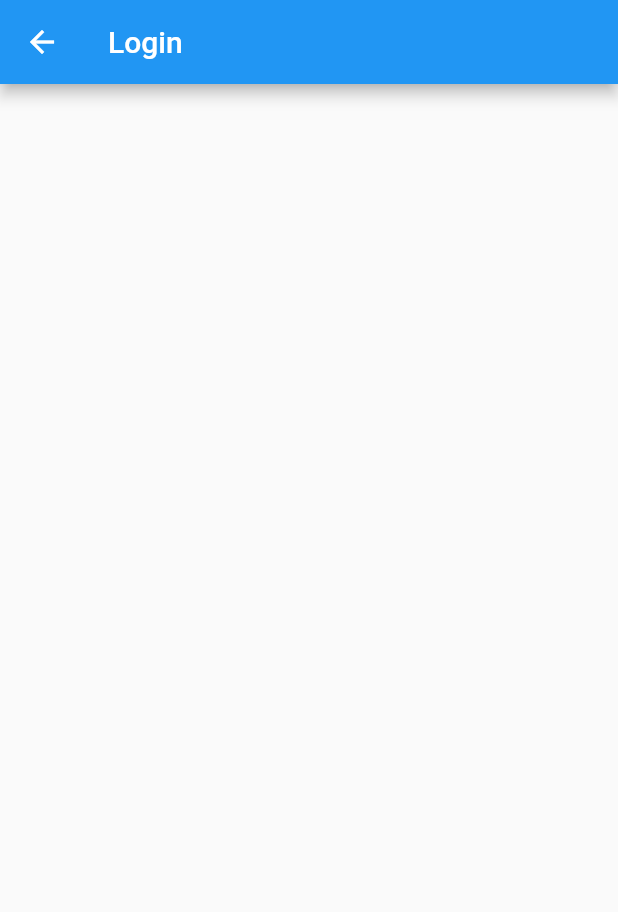
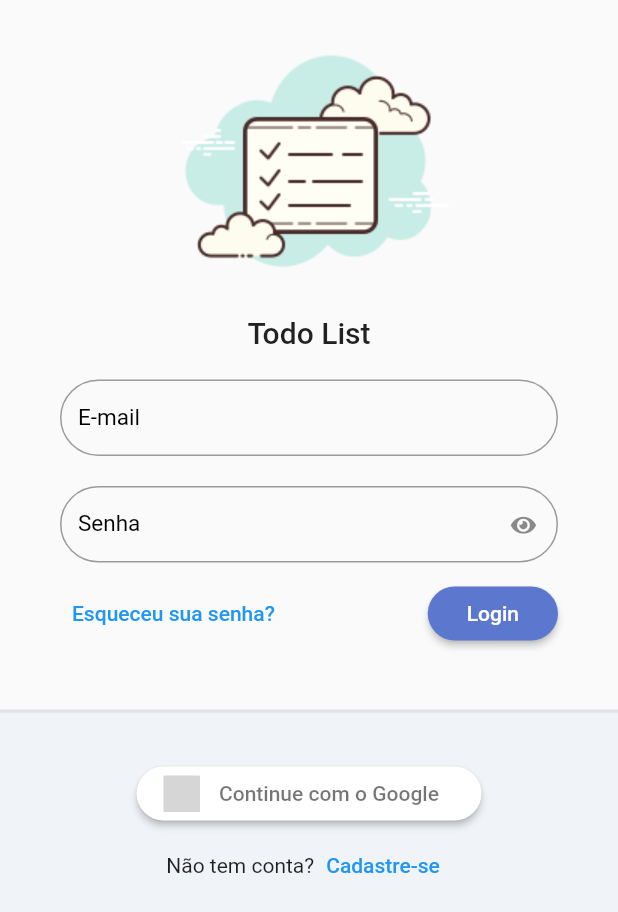
Before and after one commit to fabiotavares/todo_list_provider, a Flutter app: the screen it shows after launch, on a phone screen of 412 x 824 dp. Shown: the top 912 px of the screen. Run offline on Flutter 3.47's test engine with Material 2 defaults, Android fonts, the phone set to English and light mode, and no system bars; our stand-ins replace flutter_signin_button, google_fonts, sqflite, sqflite_common, synchronized; accounts and stored records are empty; Roboto replaces fonts that are missing (Mandali); grey boxes are pictures that could not be loaded.

Commit message:
layout de login

```diff
--- a/lib/app/app_widget.dart
+++ b/lib/app/app_widget.dart
@@ -1,4 +1,5 @@
 import 'package:flutter/material.dart';
+import 'package:todo_list_provider/app/core/ui/todo_list_ui_config.dart';
 import 'package:todo_list_provider/app/modules/auth/auth_module.dart';
 import 'package:todo_list_provider/app/modules/splash/splash_page.dart';
 
@@ -33,6 +34,7 @@ class _AppWidgetState extends State<AppWidget> {
     return MaterialApp(
       title: 'Todo List provider',
       initialRoute: '/login',
+      theme: TodoListUiConfig.theme,
       routes: {
         ...AuthModule().routers,
       },
--- /dev/null
+++ b/lib/app/core/ui/theme_extensions.dart
@@ -0,0 +1,16 @@
+import 'package:flutter/material.dart';
+
+// uma extensão para facilitar o acesso ao Theme.of(context)
+extension ThemeExtension on BuildContext {
+  Color get primaryColor => Theme.of(this).primaryColor;
+  Color get primaryColorLight => Theme.of(this).primaryColorLight;
+  Color get buttonColor => Theme.of(this).buttonColor;
+  TextTheme get textTheme => Theme.of(this).textTheme;
+
+  // criando um customizado
+  TextStyle get titleStyle => TextStyle(
+        fontSize: 12,
+        fontWeight: FontWeight.bold,
+        color: Colors.grey,
+      );
+}
--- /dev/null
+++ b/lib/app/core/ui/todo_list_icons.dart
@@ -0,0 +1,30 @@
+/// Flutter icons TodoListIcons
+/// Copyright (C) 2021 by original authors @ fluttericon.com, fontello.com
+/// This font was generated by FlutterIcon.com, which is derived from Fontello.
+///
+/// To use this font, place it in your fonts/ directory and include the
+/// following in your pubspec.yaml
+///
+/// flutter:
+///   fonts:
+///    - family:  TodoListIcons
+///      fonts:
+///       - asset: fonts/TodoListIcons.ttf
+///
+///
+/// * Font Awesome 5, Copyright (C) 2016 by Dave Gandy
+///         Author:    Dave Gandy
+///         License:   SIL (https://github.com/FortAwesome/Font-Awesome/blob/master/LICENSE.txt)
+///         Homepage:  http://fortawesome.github.com/Font-Awesome/
+///
+import 'package:flutter/widgets.dart';
+
+class TodoListIcons {
+  TodoListIcons._();
+
+  static const _kFontFam = 'TodoListIcons';
+  static const String? _kFontPkg = null;
+
+  static const IconData eye = IconData(0xf06e, fontFamily: _kFontFam, fontPackage: _kFontPkg);
+  static const IconData eye_slash = IconData(0xf070, fontFamily: _kFontFam, fontPackage: _kFontPkg);
+}
--- /dev/null
+++ b/lib/app/core/ui/todo_list_ui_config.dart
@@ -0,0 +1,19 @@
+import 'package:flutter/material.dart';
+import 'package:google_fonts/google_fonts.dart';
+
+// Definindo o tema da aplicação
+
+class TodoListUiConfig {
+  TodoListUiConfig._();
+
+  static ThemeData get theme => ThemeData(
+        textTheme: GoogleFonts.mandaliTextTheme(),
+        primaryColor: Color(0xff5C77CE),
+        primaryColorLight: Color(0xffABC8F7),
+        elevatedButtonTheme: ElevatedButtonThemeData(
+          style: ElevatedButton.styleFrom(
+            primary: Color(0xff5C77CE),
+          ),
+        ),
+      );
+}
--- /dev/null
+++ b/lib/app/core/widget/todo_list_field.dart
@@ -0,0 +1,70 @@
+import 'package:flutter/material.dart';
+import 'package:todo_list_provider/app/core/ui/todo_list_icons.dart';
+
+class TodoListField extends StatelessWidget {
+  final String label;
+  final IconButton? suffixIconButton;
+  final bool obscureText;
+  final ValueNotifier<bool> obscureTextVN;
+  final TextEditingController? controller;
+  final FormFieldValidator<String>? validator;
+
+  TodoListField({
+    Key? key,
+    required this.label,
+    this.suffixIconButton,
+    this.obscureText = false,
+    this.controller,
+    this.validator,
+  })  :
+        // garantindo que, se o obscureText for true, o suffixIconButton seja nulo
+        // pois não posso ter os dois ao mesmo tempo, onde meu ícone eye fica inutilizado
+        assert(
+          obscureText == true ? suffixIconButton == null : true,
+          'obscureText não pode ser enviado junto com suffixIconButton',
+        ),
+        // usando o ValueNotifier padrão para atualizar a tela (não gostei)
+        obscureTextVN = ValueNotifier(obscureText),
+        super(key: key);
+
+  @override
+  Widget build(BuildContext context) {
+    return ValueListenableBuilder<bool>(
+      valueListenable: obscureTextVN,
+      builder: (_, obscureTextValue, child) {
+        return TextFormField(
+          controller: controller,
+          validator: validator,
+          decoration: InputDecoration(
+            labelText: label,
+            labelStyle: TextStyle(
+              fontSize: 15,
+              color: Colors.black,
+            ),
+            border: OutlineInputBorder(
+              borderRadius: BorderRadius.circular(30),
+            ),
+            errorBorder: OutlineInputBorder(
+              borderRadius: BorderRadius.circular(30),
+              borderSide: BorderSide(color: Colors.red),
+            ),
+            isDense: true,
+            suffixIcon: suffixIconButton ??
+                (obscureText
+                    ? IconButton(
+                        onPressed: () {
+                          obscureTextVN.value = !obscureTextVN.value;
+                        },
+                        icon: Icon(
+                          obscureTextValue ? TodoListIcons.eye : TodoListIcons.eye_slash,
+                          size: 15,
+                        ),
+                      )
+                    : null),
+          ),
+          obscureText: obscureTextValue,
+        );
+      },
+    );
+  }
+}
--- /dev/null
+++ b/lib/app/core/widget/todo_list_logo.dart
@@ -0,0 +1,28 @@
+import 'package:flutter/material.dart';
+import 'package:todo_list_provider/app/core/ui/theme_extensions.dart';
+
+class TodoListLogo extends StatelessWidget {
+  const TodoListLogo({Key? key}) : super(key: key);
+
+  @override
+  Widget build(BuildContext context) {
+    return Column(
+      mainAxisAlignment: MainAxisAlignment.center,
+      children: [
+        Image.asset(
+          'assets/logo.png',
+          height: 200,
+        ),
+        Text(
+          'Todo List',
+          // normalmente faria assim:
+          // style: Theme.of(context).textTheme.headline6,
+          // mas para facilitar, vamos criar uma extensão para a classe BuildContext
+          // em core/ui e usar o objeto context aqui existente para acessar
+          // esses novos recursos (atalhos) definidos (bem legal isso)
+          style: context.textTheme.headline6,
+        ),
+      ],
+    );
+  }
+}
--- a/lib/app/modules/auth/login/login_page.dart
+++ b/lib/app/modules/auth/login/login_page.dart
@@ -1,19 +1,118 @@
 import 'package:flutter/material.dart';
-import 'package:provider/provider.dart';
-import 'package:todo_list_provider/app/modules/auth/login/login_controller.dart';
+import 'package:flutter_signin_button/button_list.dart';
+import 'package:flutter_signin_button/button_view.dart';
+import 'package:todo_list_provider/app/core/widget/todo_list_field.dart';
+import 'package:todo_list_provider/app/core/widget/todo_list_logo.dart';
 
 class LoginPage extends StatelessWidget {
   const LoginPage({Key? key}) : super(key: key);
 
   @override
   Widget build(BuildContext context) {
-    Provider.of<LoginController>(context);
-
     return Scaffold(
-      appBar: AppBar(
-        title: const Text('Login'),
-      ),
-      body: Container(),
-    );
+        // widget usando qdo preciso saber tamanho de tela
+        body: LayoutBuilder(
+      builder: (context, constraints) {
+        return SingleChildScrollView(
+          // mais simples que um container e tem as constraints
+          child: ConstrainedBox(
+            // definindo o tamanho mínimo da tela construída como sendo o máximo da tela do dispositivo
+            // assim, não terei problemas se a tela construída ultrapassar a tela do dispositivo
+            constraints: BoxConstraints(
+              minWidth: constraints.maxWidth,
+              minHeight: constraints.maxHeight,
+            ),
+            // IntrinsicHeight força seus filhos a terem o tamanho que precisam ter
+            // isso evita problemas com o Column que, por padrão, tem tamanho infinito
+            child: IntrinsicHeight(
+              child: Column(
+                mainAxisSize: MainAxisSize.min,
+                children: [
+                  SizedBox(height: 10),
+                  TodoListLogo(),
+                  Padding(
+                    padding: const EdgeInsets.symmetric(
+                      horizontal: 40,
+                      vertical: 20,
+                    ),
+                    child: Form(
+                      child: Column(
+                        children: [
+                          TodoListField(label: 'E-mail'),
+                          SizedBox(height: 20),
+                          TodoListField(
+                            label: 'Senha',
+                            obscureText: true,
+                          ),
+                          SizedBox(height: 10),
+                          Row(
+                            mainAxisAlignment: MainAxisAlignment.spaceBetween,
+                            children: [
+                              TextButton(
+                                onPressed: () {},
+                                child: Text('Esqueceu sua senha?'),
+                              ),
+                              ElevatedButton(
+                                onPressed: () {},
+                                child: Padding(
+                                  padding: const EdgeInsets.all(10.0),
+                                  child: Text('Login'),
+                                ),
+                                style: ElevatedButton.styleFrom(
+                                  shape: RoundedRectangleBorder(borderRadius: BorderRadius.circular(20)),
+                                ),
+                              ),
+                            ],
+                          )
+                        ],
+                      ),
+                    ),
+                  ),
+                  SizedBox(height: 20),
+                  Expanded(
+                    child: Container(
+                      decoration: BoxDecoration(
+                        color: Color(0xffF0F3F7),
+                        border: Border(
+                          top: BorderSide(
+                            width: 2,
+                            color: Colors.grey.withAlpha(50),
+                          ),
+                        ),
+                      ),
+                      child: Column(
+                        children: [
+                          SizedBox(height: 30),
+                          SignInButton(
+                            Buttons.Google,
+                            onPressed: () {},
+                            text: 'Continue com o Google',
+                            padding: const EdgeInsets.all(5),
+                            shape: OutlineInputBorder(
+                              borderRadius: BorderRadius.circular(30),
+                              borderSide: BorderSide.none,
+                            ),
+                          ),
+                          Row(
+                            mainAxisAlignment: MainAxisAlignment.center,
+                            children: [
+                              Text('Não tem conta?'),
+                              TextButton(
+                                onPressed: () {},
+                                child: Text('Cadastre-se'),
+                              ),
+                            ],
+                          ),
+                        ],
+                      ),
+                    ),
+                  ),
+                ],
+              ),
+            ),
+          ),
+        );
+      },
+    ));
   }
 }
```
Also changed, not shown: pubspec.yaml (+8 -5 lines), assets/fonts/TodoListIcons.ttf (added), assets/logo.png (added), pubspec.lock, 1 other file.
